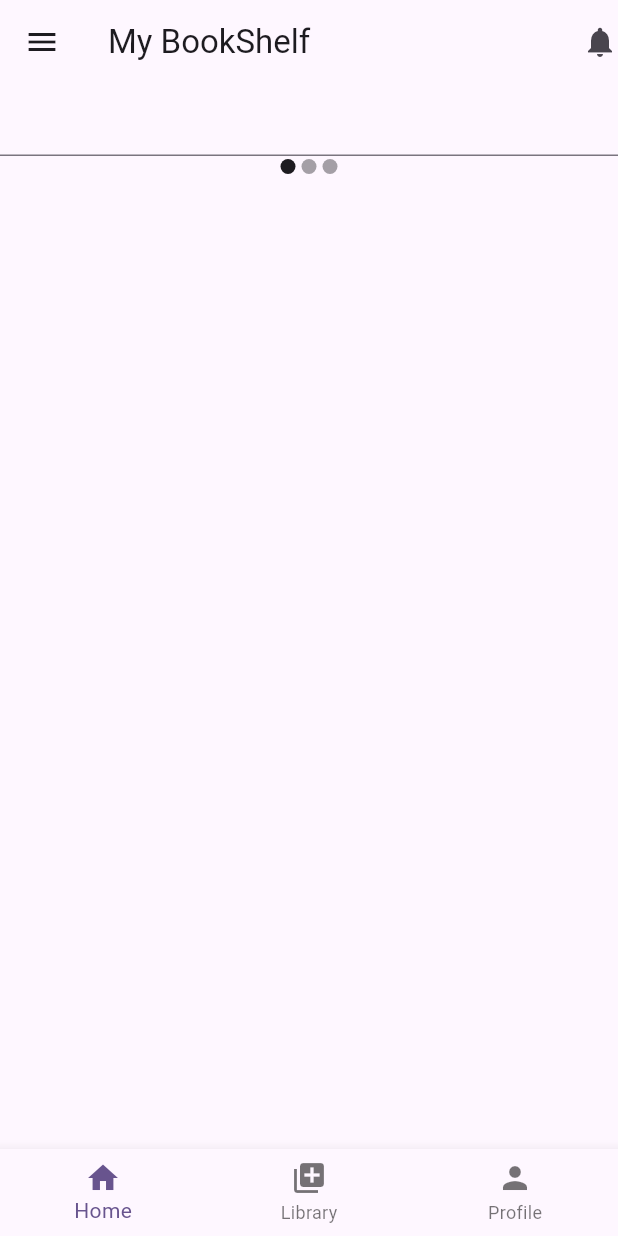
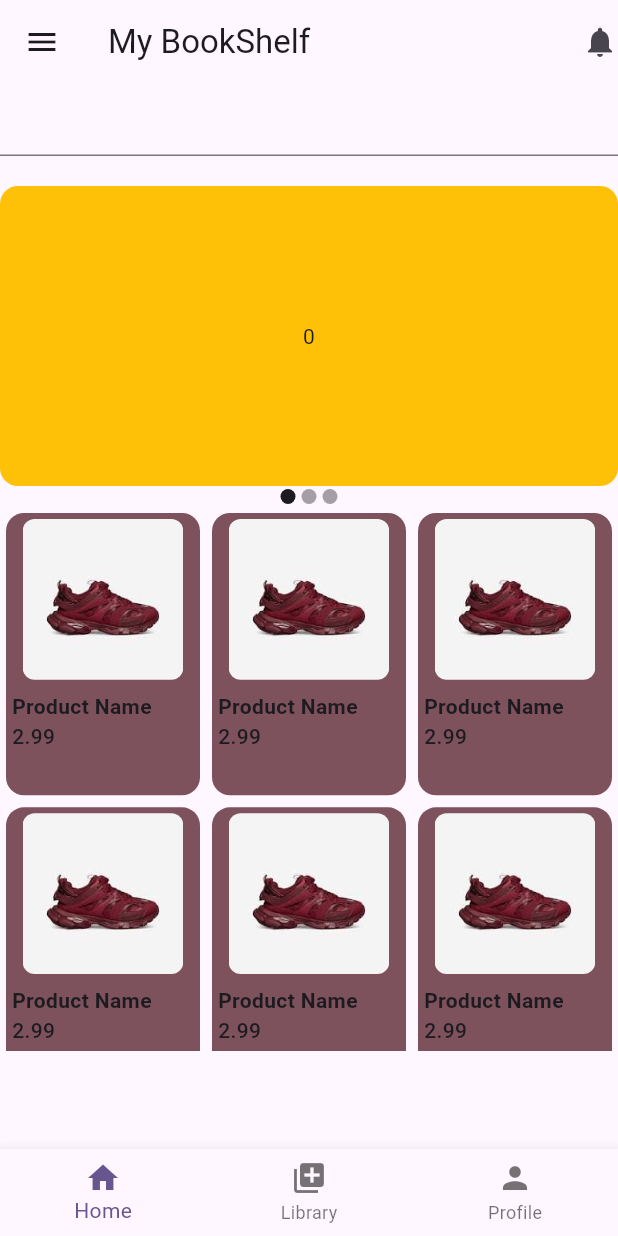
Before and after one commit to codeSG/Ecommerce, a Flutter app: the screen it shows after launch, on a phone screen of 412 x 824 dp. Run offline on Flutter 3.47's test engine with Material 3 defaults, Android fonts, the phone set to English and light mode, and no system bars; our stand-ins replace google_fonts, shared_preferences.

Commit message:
home screen updated

```diff
--- a/lib/views/screens/home_screen.dart
+++ b/lib/views/screens/home_screen.dart
@@ -24,8 +24,10 @@ class _HomeScreenState extends State<HomeScreen> {
       "icon": Icons.person,
     }
   ];
+  final List _bannerImage = [Colors.amber, Colors.blue, Colors.red];
   @override
   Widget build(BuildContext context) {
+    Size size = MediaQuery.of(context).size;
     return Scaffold(
       appBar: AppBar(
         title: const Text("My BookShelf"),
@@ -41,19 +43,39 @@ class _HomeScreenState extends State<HomeScreen> {
       body: SingleChildScrollView(
         child: Column(
           children: [
-            TextFormField(),
-            // PageView(
-            //   controller: _pageController,
-            //   onPageChanged: (value) {
-            //     setState(() {
-            //       activeIndex = value;
-            //     });
-            //   },
-            // ),
+            TextFormField(
+              decoration: const InputDecoration(),
+            ),
+            const SizedBox(
+              height: 20,
+            ),
+            SizedBox(
+              height: 200,
+              width: double.infinity,
+              child: PageView(
+                controller: _pageController,
+                onPageChanged: (value) {
+                  setState(() {
+                    activeIndex = value;
+                  });
+                },
+                children: List.generate(
+                    _bannerImage.length,
+                    (index) => Container(
+                          height: 200,
+                          width: double.infinity,
+                          alignment: Alignment.center,
+                          decoration: BoxDecoration(
+                              color: _bannerImage[index],
+                              borderRadius: BorderRadius.circular(12)),
+                          child: Text(index.toString()),
+                        )),
+              ),
+            ),
             Row(
               mainAxisAlignment: MainAxisAlignment.center,
               children: List.generate(
-                  3,
+                  _bannerImage.length,
                   (index) => InkWell(
                         onTap: () {
                           activeIndex = index;
@@ -73,7 +95,93 @@ class _HomeScreenState extends State<HomeScreen> {
                           ),
                         ),
                       )),
-            )
+            ),
+            SizedBox(
+              height: size.height * 0.44,
+              child: GridView.builder(
+                gridDelegate: const SliverGridDelegateWithFixedCrossAxisCount(
+                    mainAxisSpacing: 0,
+                    crossAxisSpacing: 0,
+                    crossAxisCount: 3,
+                    childAspectRatio: 0.7),
+                scrollDirection: Axis.vertical,
+                shrinkWrap: true,
+                physics: const NeverScrollableScrollPhysics(),
+                itemBuilder: (BuildContext context, int index) {
+                  return GestureDetector(
+                    onTap: () {},
+                    child: Container(
+                      margin: const EdgeInsets.symmetric(
+                          horizontal: 4, vertical: 4),
+                      //width: double.infinity,
+                      padding: const EdgeInsets.symmetric(
+                          vertical: 4, horizontal: 4),
+                      decoration: ShapeDecoration(
+                        color: Theme.of(context).colorScheme.tertiary,
+                        shape: RoundedRectangleBorder(
+                          borderRadius: BorderRadius.circular(12),
+                        ),
+                      ),
+                      alignment: Alignment.center,
+                      child: Column(
+                        mainAxisSize: MainAxisSize.min,
+                        mainAxisAlignment: MainAxisAlignment.center,
+                        crossAxisAlignment: CrossAxisAlignment.center,
+                        children: [
+                          ClipRRect(
+                            borderRadius: BorderRadius.circular(8),
+                            child: Image.asset(
+                              "assets/shoes.jpeg",
+                              height: size.width * 0.26,
+                              width: size.width * 0.26,
+                              fit: BoxFit.cover,
+                              alignment: Alignment.center,
+                            ),
+                          ),
+                          const SizedBox(height: 8),
+                          Expanded(
+                            child: Column(
+                              crossAxisAlignment: CrossAxisAlignment.stretch,
+                              children: [
+                                Column(
+                                  crossAxisAlignment: CrossAxisAlignment.start,
+                                  children: [
+                                    Text(
+                                      "Product Name",
+                                      style: TextStyle(
+                                        color: Theme.of(context)
+                                            .colorScheme
+                                            .onBackground,
+                                        fontSize: 14,
+                                        fontWeight: FontWeight.w700,
+                                      ),
+                                      overflow: TextOverflow.ellipsis,
+                                      maxLines: 1,
+                                    ),
+                                    Text(
+                                      "2.99",
+                                      style: TextStyle(
+                                        color: Theme.of(context)
+                                            .colorScheme
+                                            .onBackground,
+                                        fontSize: 14,
+                                        fontWeight: FontWeight.w500,
+                                      ),
+                                      overflow: TextOverflow.ellipsis,
+                                      maxLines: 1,
+                                    ),
+                                  ],
+                                ),
+                              ],
+                            ),
+                          )
+                        ],
+                      ),
+                    ),
+                  );
+                },
+              ),
+            ),
           ],
         ),
       ),
--- /dev/null
+++ b/lib/views/screens/profile_screen.dart
@@ -0,0 +1,17 @@
+import 'package:flutter/material.dart';
+
+class DeliveryAddressScreen extends StatelessWidget {
+  const DeliveryAddressScreen({super.key});
+
+  @override
+  Widget build(BuildContext context) {
+    return  Scaffold(
+      body: SingleChildScrollView(
+        child: Column(children: [
+
+          Row(children: List.generate(3, (index) => InputChip(label: Text(""))),)
+        ],),
+      ),
+    );
+  }
+}
--- a/pubspec.yaml
+++ b/pubspec.yaml
@@ -61,8 +61,8 @@ flutter:
   uses-material-design: true
 
   # To add assets to your application, add an assets section, like this:
-  # assets:
-  #   - images/a_dot_burr.jpeg
+  assets:
+    - assets/
   #   - images/a_dot_ham.jpeg
 
   # An image asset can refer to one or more resolution-specific "variants", see
```
Also changed, not shown: assets/shoes.jpeg (added).
